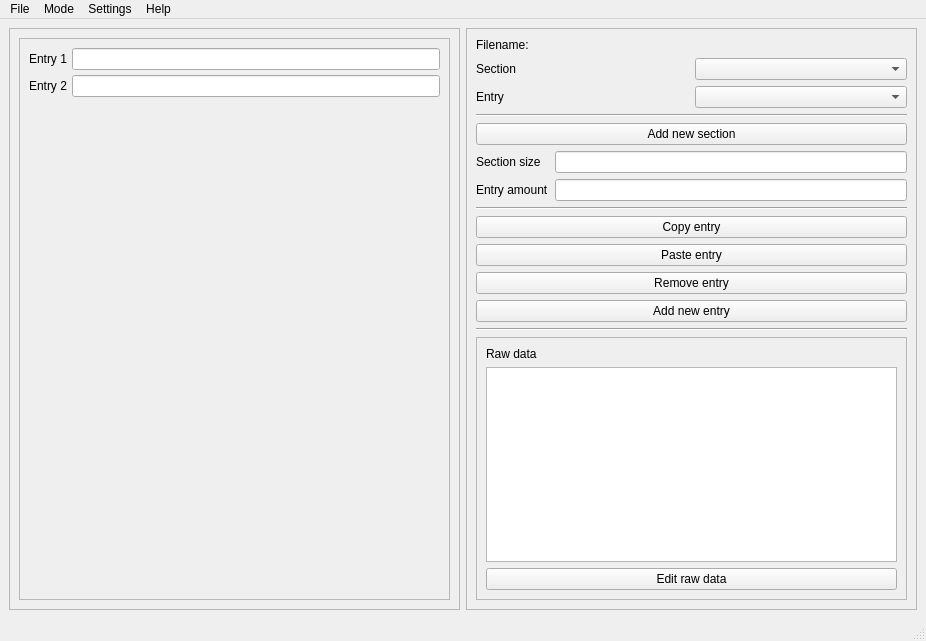
Old version of the form src/interface/main_window.ui in the repository idrgn/PPEditor.
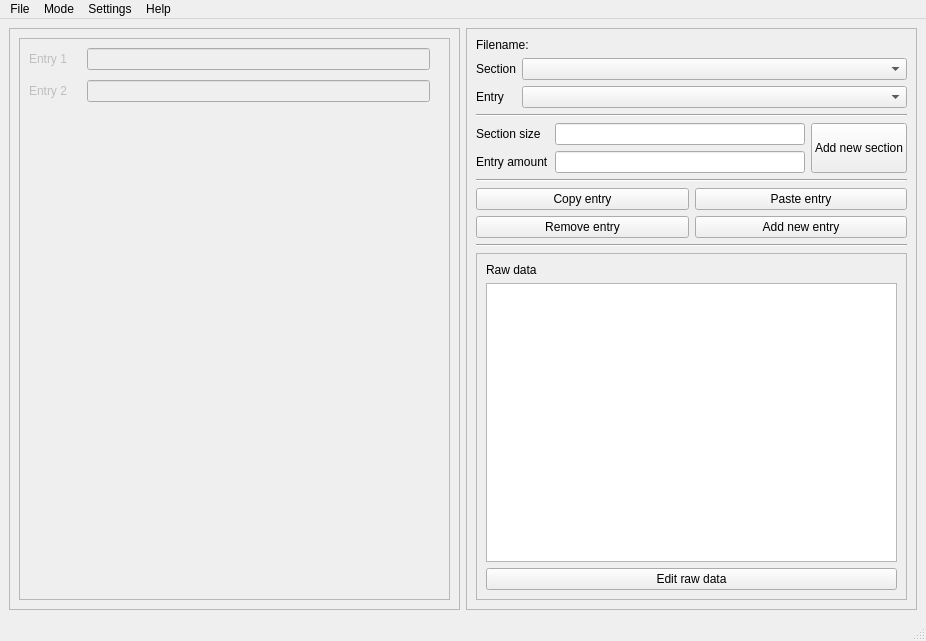
New version of the form.

What changed in the file:
```diff
--- a/src/interface/main_window.ui
+++ b/src/interface/main_window.ui
@@ -49,16 +49,16 @@
               <rect>
                <x>0</x>
                <y>0</y>
-               <width>427</width>
-               <height>558</height>
+               <width>411</width>
+               <height>542</height>
               </rect>
              </property>
              <layout class="QFormLayout" name="fl_fields">
               <property name="horizontalSpacing">
-               <number>5</number>
+               <number>20</number>
               </property>
               <property name="verticalSpacing">
-               <number>5</number>
+               <number>10</number>
               </property>
               <property name="leftMargin">
                <number>0</number>
@@ -67,30 +67,44 @@
                <number>0</number>
               </property>
               <property name="rightMargin">
-               <number>0</number>
+               <number>10</number>
               </property>
               <property name="bottomMargin">
                <number>0</number>
               </property>
               <item row="0" column="0">
                <widget class="QLabel" name="label_entry_1">
+                <property name="enabled">
+                 <bool>false</bool>
+                </property>
                 <property name="text">
                  <string>Entry 1</string>
                 </property>
                </widget>
               </item>
               <item row="0" column="1">
-               <widget class="QLineEdit" name="le_entry_1"/>
+               <widget class="QLineEdit" name="le_entry_1">
+                <property name="enabled">
+                 <bool>false</bool>
+                </property>
+               </widget>
               </item>
               <item row="1" column="0">
                <widget class="QLabel" name="label_entry_2">
+                <property name="enabled">
+                 <bool>false</bool>
+                </property>
                 <property name="text">
                  <string>Entry 2</string>
                 </property>
                </widget>
               </item>
               <item row="1" column="1">
-               <widget class="QLineEdit" name="le_entry_2"/>
+               <widget class="QLineEdit" name="le_entry_2">
+                <property name="enabled">
+                 <bool>false</bool>
+                </property>
+               </widget>
               </item>
              </layout>
             </widget>
@@ -110,16 +124,23 @@
       <property name="frameShadow">
        <enum>QFrame::Sunken</enum>
       </property>
-      <layout class="QVBoxLayout" name="controls">
-       <item>
+      <layout class="QGridLayout" name="gridLayout_2">
+       <item row="0" column="0">
         <widget class="QLabel" name="lb_file_name">
          <property name="text">
           <string>Filename:</string>
          </property>
         </widget>
        </item>
-       <item>
-        <layout class="QGridLayout" name="gridLayout_3">
+       <item row="2" column="0">
+        <widget class="Line" name="line_4">
+         <property name="orientation">
+          <enum>Qt::Horizontal</enum>
+         </property>
+        </widget>
+       </item>
+       <item row="1" column="0">
+        <layout class="QFormLayout" name="formLayout">
          <item row="0" column="0">
           <widget class="QLabel" name="lb_section">
            <property name="text">
@@ -142,93 +163,59 @@
          </item>
         </layout>
        </item>
-       <item>
-        <widget class="Line" name="line_4">
-         <property name="orientation">
-          <enum>Qt::Horizontal</enum>
-         </property>
-        </widget>
-       </item>
-       <item>
-        <widget class="QPushButton" name="pb_add_new_section">
-         <property name="text">
-          <string>Add new section</string>
-         </property>
-        </widget>
-       </item>
-       <item>
-        <layout class="QFormLayout" name="formLayout_2">
-         <item row="1" column="0">
-          <widget class="QLabel" name="lb_section_size">
-           <property name="text">
-            <string>Section size</string>
-           </property>
-          </widget>
-         </item>
-         <item row="1" column="1">
-          <widget class="QLineEdit" name="le_section_size"/>
-         </item>
-         <item row="2" column="0">
-          <widget class="QLabel" name="lb_entry_amount">
-           <property name="text">
-            <string>Entry amount</string>
-           </property>
-          </widget>
-         </item>
-         <item row="2" column="1">
-          <widget class="QLineEdit" name="le_entry_anount"/>
-         </item>
-        </layout>
-       </item>
-       <item>
+       <item row="6" column="0">
         <widget class="Line" name="line_3">
          <property name="orientation">
           <enum>Qt::Horizontal</enum>
          </property>
         </widget>
        </item>
-       <item>
-        <widget class="QPushButton" name="pb_copy_entry">
-         <property name="text">
-          <string>Copy entry</string>
-         </property>
-        </widget>
-       </item>
-       <item>
-        <widget class="QPushButton" name="pb_paste_entry">
-         <property name="text">
-          <string>Paste entry</string>
-         </property>
-        </widget>
-       </item>
-       <item>
-        <widget class="QPushButton" name="pb_remove_current_entry">
-         <property name="text">
-          <string>Remove entry</string>
-         </property>
-        </widget>
-       </item>
-       <item>
-        <widget class="QPushButton" name="pb_add_new_emtry">
-         <property name="text">
-          <string>Add new entry</string>
-         </property>
-        </widget>
-       </item>
-       <item>
+       <item row="12" column="0">
         <widget class="Line" name="line">
          <property name="orientation">
           <enum>Qt::Horizontal</enum>
          </property>
         </widget>
        </item>
-       <item>
+       <item row="7" column="0">
+        <layout class="QGridLayout" name="gridLayout_3">
+         <item row="0" column="1">
+          <widget class="QPushButton" name="pb_paste_entry">
+           <property name="text">
+            <string>Paste entry</string>
+           </property>
+          </widget>
+         </item>
+         <item row="0" column="0">
+          <widget class="QPushButton" name="pb_copy_entry">
+           <property name="text">
+            <string>Copy entry</string>
+           </property>
+          </widget>
+         </item>
+         <item row="1" column="0">
+          <widget class="QPushButton" name="pb_remove_current_entry">
+           <property name="text">
+            <string>Remove entry</string>
+           </property>
+          </widget>
+         </item>
+         <item row="1" column="1">
+          <widget class="QPushButton" name="pb_add_new_emtry">
+           <property name="text">
+            <string>Add new entry</string>
+           </property>
+          </widget>
+         </item>
+        </layout>
+       </item>
+       <item row="13" column="0">
         <widget class="QFrame" name="frame_2">
          <property name="frameShape">
           <enum>QFrame::StyledPanel</enum>
          </property>
          <property name="frameShadow">
-          <enum>QFrame::Raised</enum>
+          <enum>QFrame::Sunken</enum>
          </property>
          <layout class="QVBoxLayout" name="verticalLayout_2">
           <item>
@@ -251,6 +238,50 @@
          </layout>
         </widget>
        </item>
+       <item row="4" column="0">
+        <layout class="QHBoxLayout" name="horizontalLayout">
+         <item>
+          <layout class="QGridLayout" name="gridLayout_4">
+           <property name="sizeConstraint">
+            <enum>QLayout::SetFixedSize</enum>
+           </property>
+           <item row="0" column="0">
+            <widget class="QLabel" name="lb_section_size">
+             <property name="text">
+              <string>Section size</string>
+             </property>
+            </widget>
+           </item>
+           <item row="0" column="1">
+            <widget class="QLineEdit" name="le_section_size"/>
+           </item>
+           <item row="1" column="0">
+            <widget class="QLabel" name="lb_entry_amount">
+             <property name="text">
+              <string>Entry amount</string>
+             </property>
+            </widget>
+           </item>
+           <item row="1" column="1">
+            <widget class="QLineEdit" name="le_entry_anount"/>
+           </item>
+          </layout>
+         </item>
+         <item>
+          <widget class="QPushButton" name="pb_add_new_section">
+           <property name="sizePolicy">
+            <sizepolicy hsizetype="Minimum" vsizetype="Minimum">
+             <horstretch>0</horstretch>
+             <verstretch>0</verstretch>
+            </sizepolicy>
+           </property>
+           <property name="text">
+            <string>Add new section</string>
+           </property>
+          </widget>
+         </item>
+        </layout>
+       </item>
       </layout>
      </widget>
     </item>
```
